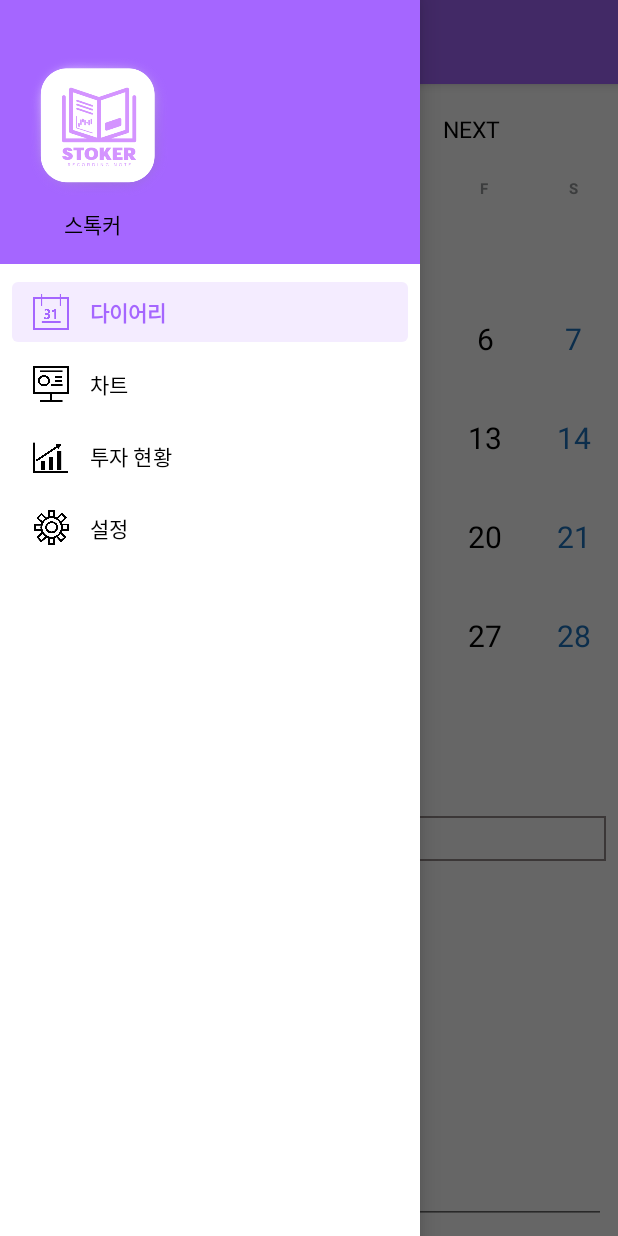
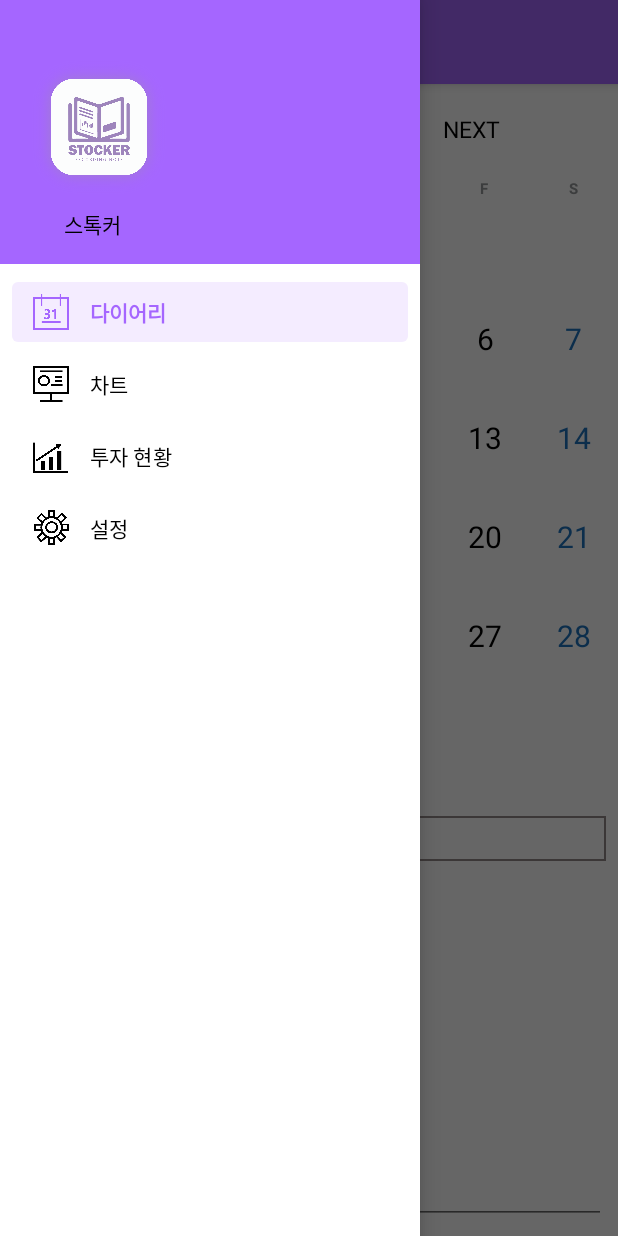
Before and after one commit to 2021-innovation-hackathon/stocker, an Android app: the screen it shows after launch (MainActivity), with the side drawer open, on a phone screen of 412 x 824 dp. Run offline under Robolectric (Android 15) with nearby library versions, the phone set to English and light mode, and no system bars; our stand-ins replace navigation-ui; Roboto replaces fonts that are not available here.

Commit message:
마무리 작업

```diff
--- a/Frame/app/src/main/res/layout/nav_header_main.xml
+++ b/Frame/app/src/main/res/layout/nav_header_main.xml
@@ -18,7 +18,7 @@
         android:layout_height="100dp"
         android:contentDescription="@string/nav_header_desc"
         android:paddingTop="@dimen/nav_header_vertical_spacing"
-        app:srcCompat="@drawable/logo2" />
+        app:srcCompat="@drawable/mainlogo" />
 
     <TextView
         android:layout_width="match_parent"
```
Also changed, not shown: Frame/app/src/main/res/drawable-v24/mainlogo.png (added).
